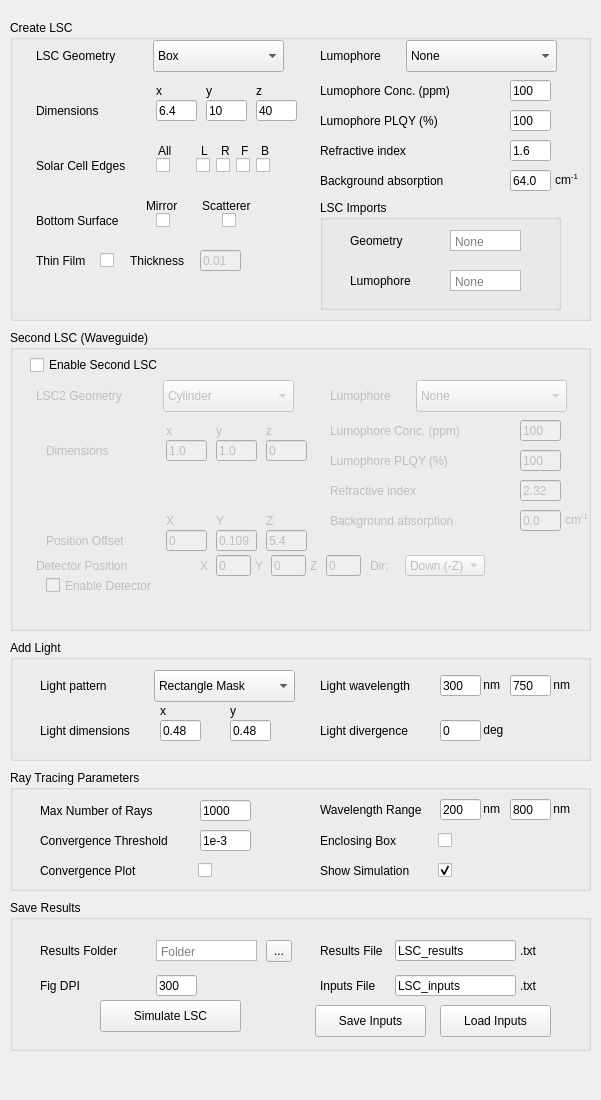
Old version of the form GUI/form.ui in the repository ZZ2k-IC/pvtrace-master.
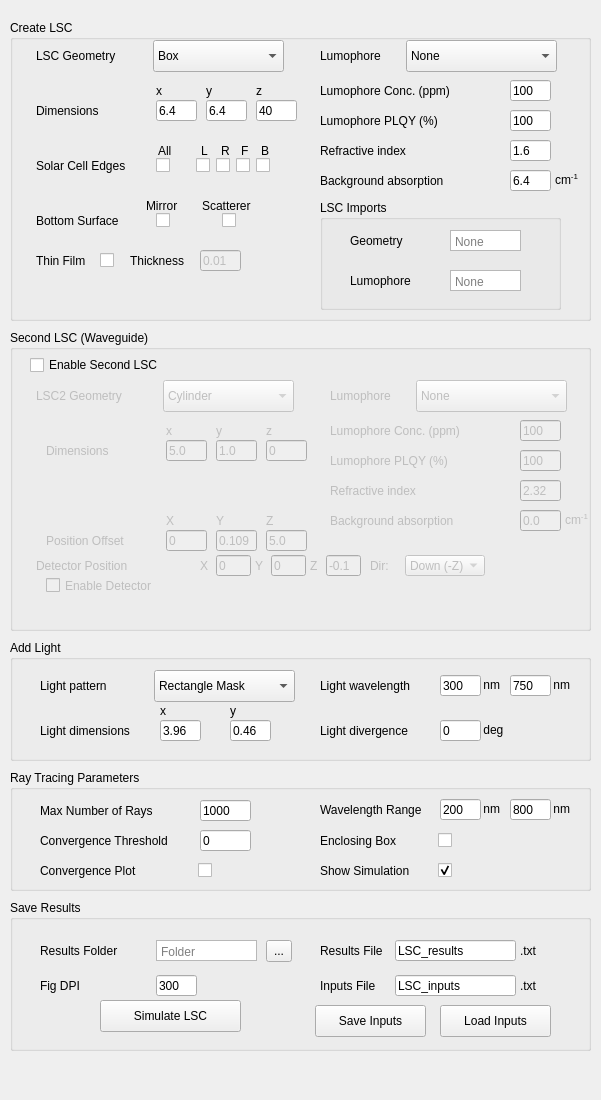
New version of the form.

```diff
--- a/GUI/form.ui
+++ b/GUI/form.ui
@@ -98,7 +98,7 @@
       </rect>
      </property>
      <property name="text">
-      <string>10</string>
+      <string>6.4</string>
      </property>
      <property name="placeholderText">
       <string>x/y</string>
@@ -581,7 +581,7 @@
       </rect>
      </property>
      <property name="text">
-      <string>64.0</string>
+      <string>6.4</string>
      </property>
      <property name="placeholderText">
       <string>x/y</string>
@@ -898,7 +898,7 @@
     </rect>
     </property>
     <property name="text">
-    <string>0</string>
+    <string>-0.1</string>
     </property>
     </widget>
 
@@ -1043,7 +1043,7 @@
       </rect>
      </property>
      <property name="text">
-      <string>1.0</string>
+      <string>5.0</string>
      </property>
      <property name="placeholderText">
       <string>x</string>
@@ -1375,7 +1375,7 @@
       </rect>
      </property>
      <property name="text">
-      <string>5.4</string>
+      <string>5.0</string>
      </property>
     </widget>
     
@@ -1522,7 +1522,7 @@
      </rect>
     </property>
     <property name="text">
-     <string>0.48</string>
+     <string>0.46</string>
     </property>
     <property name="placeholderText">
      <string>y</string>
@@ -1538,7 +1538,7 @@
      </rect>
     </property>
     <property name="text">
-     <string>0.48</string>
+     <string>3.96</string>
     </property>
     <property name="placeholderText">
      <string>x</string>
@@ -1803,7 +1803,7 @@
      </rect>
     </property>
     <property name="text">
-     <string>1e-3</string>
+     <string>0</string>
     </property>
    </widget>
    <widget class="QLabel" name="label_56">
```
